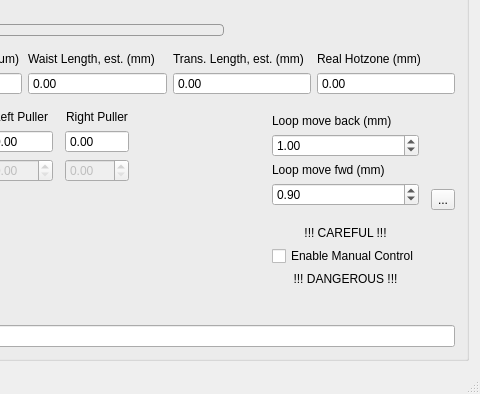
pfjarschel/TaperPullingPro, file TaperPulling/resources/mainwindow.ui: the form before one commit; both pictures show x 636 to 1116 and y 472 to 866 of the 1116 by 866 pixel window.
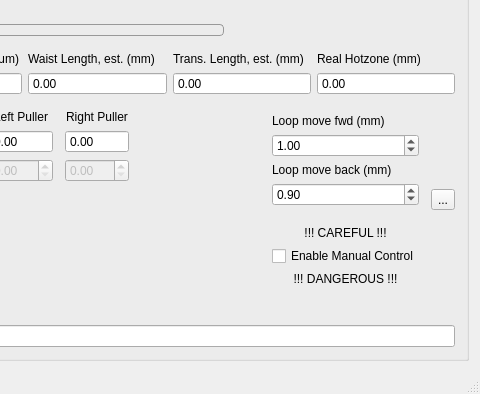
The form after the commit. Icons and pictures are not drawn.

Commit message: Fix loop procedure to act as expected (#26)

The edit to the form file:
```diff
--- a/TaperPulling/resources/mainwindow.ui
+++ b/TaperPulling/resources/mainwindow.ui
@@ -3362,12 +3362,12 @@
                <item>
                 <widget class="QLabel" name="label_74">
                  <property name="text">
-                  <string>Loop move back (mm)</string>
+                  <string>Loop move fwd (mm)</string>
                  </property>
                 </widget>
                </item>
                <item>
-                <widget class="QDoubleSpinBox" name="loopmbSpin">
+                <widget class="QDoubleSpinBox" name="loopmfSpin">
                  <property name="singleStep">
                   <double>0.100000000000000</double>
                  </property>
@@ -3389,12 +3389,12 @@
                <item>
                 <widget class="QLabel" name="label_75">
                  <property name="text">
-                  <string>Loop move fwd (mm)</string>
+                  <string>Loop move back (mm)</string>
                  </property>
                 </widget>
                </item>
                <item>
-                <widget class="QDoubleSpinBox" name="loopmfSpin">
+                <widget class="QDoubleSpinBox" name="loopmbSpin">
                  <property name="value">
                   <double>0.900000000000000</double>
                  </property>
```
The commit also changes 2 other files.
